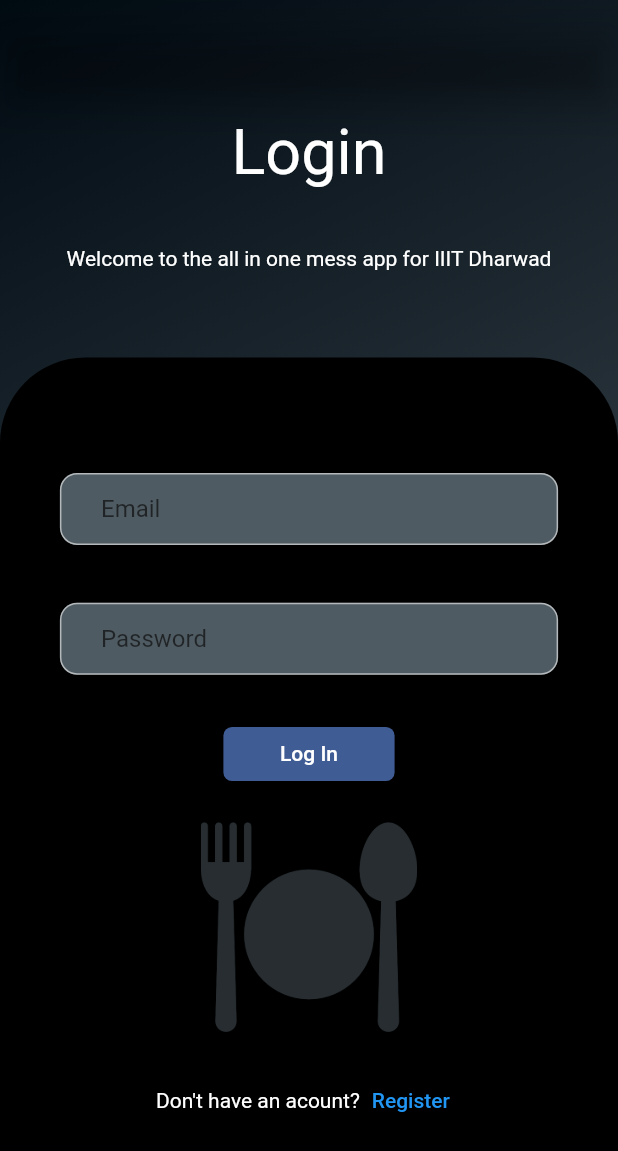
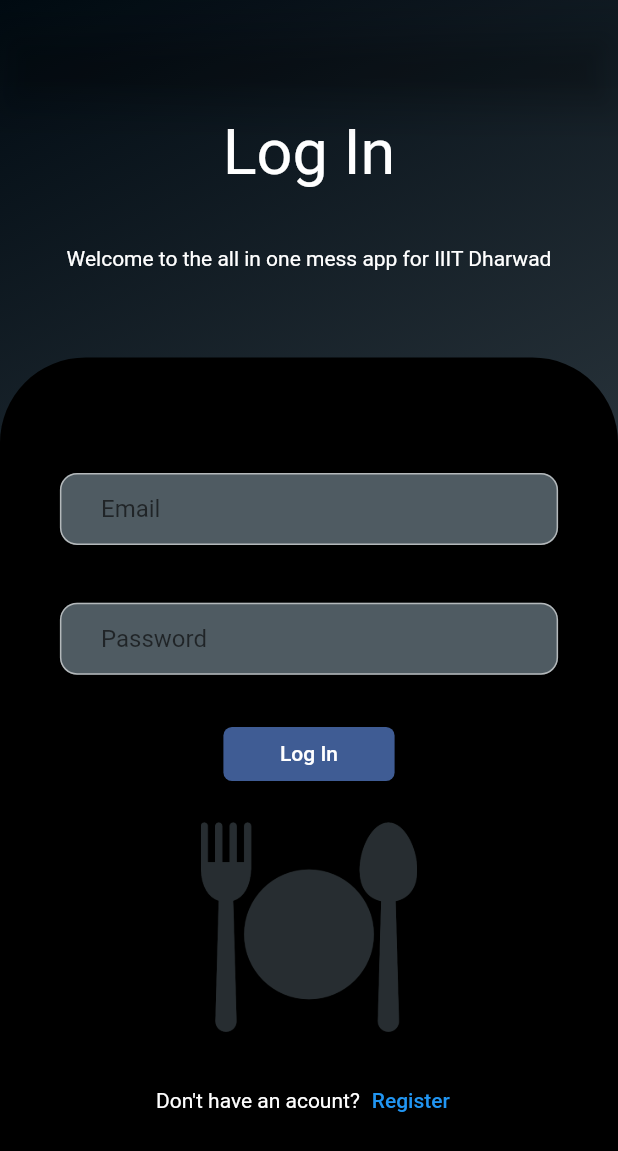
Before and after one commit to srivnaman/Mess, a Flutter app: the screen it shows after launch, on a phone screen of 412 x 824 dp. Shown: the top 1151 px of the screen. Run offline on Flutter 3.47's test engine with Material 2 defaults, Android fonts, the phone set to English and light mode, and no system bars; our stand-ins replace cloud_firestore, custom_navigation_bar, dropdown_button2, firebase_auth, firebase_core, flutter_screenutil and 2 more; accounts and stored records are empty.

Commit message:
Update login.dart

```diff
--- a/lib/Auth/login.dart
+++ b/lib/Auth/login.dart
@@ -86,7 +86,7 @@
                               crossAxisAlignment: CrossAxisAlignment.center,
                               children: [
                                 const Text(
-                                  "Login",
+                                  "Log In",
                                   textScaleFactor: 3,
                                   style: TextStyle(
                                     color: Colors.white,
```
